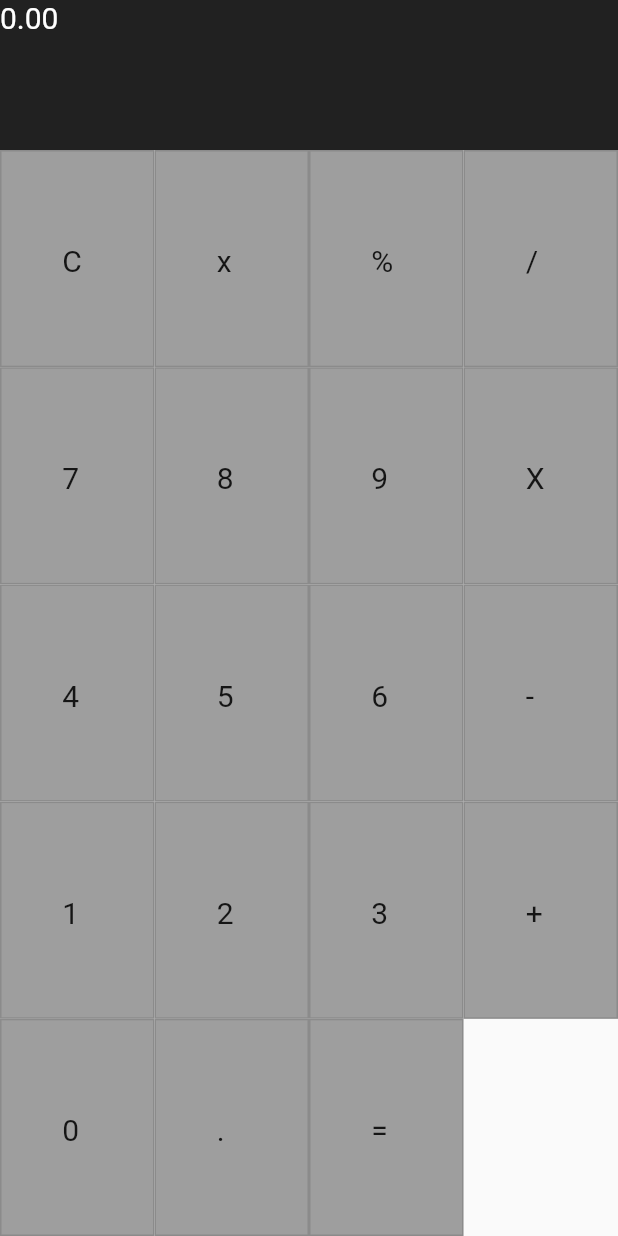
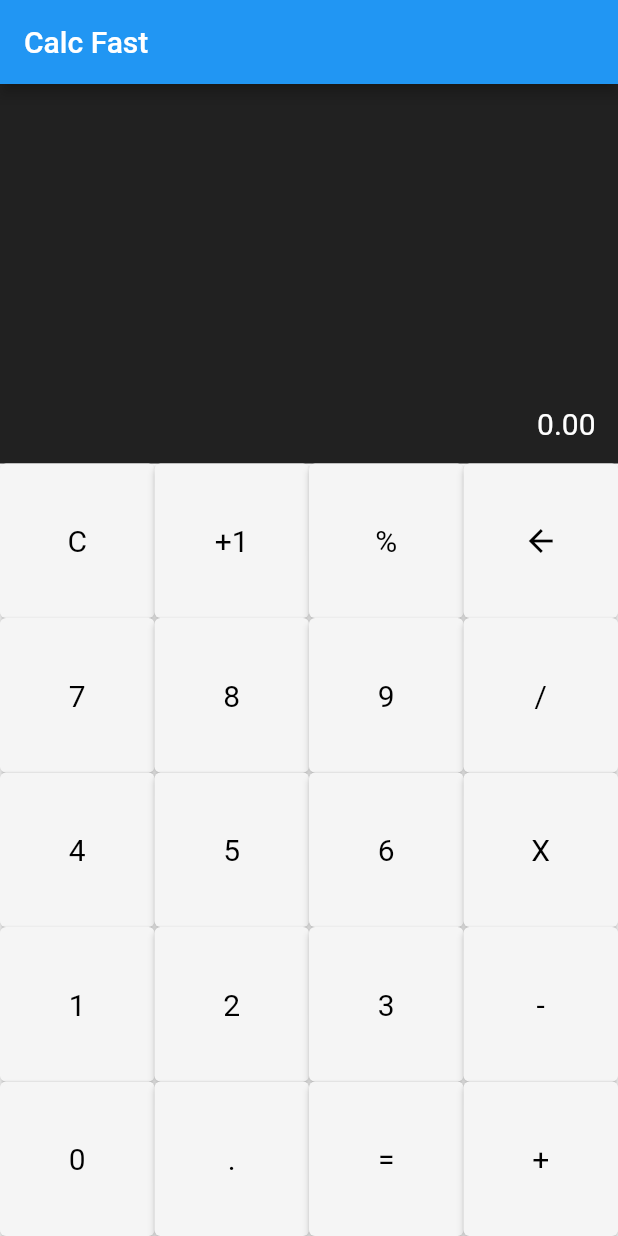
Before and after one commit to adrianosousagomes/app-calc-fast, a Flutter app: the screen it shows after launch, on a phone screen of 412 x 824 dp. Run offline on Flutter 3.47's test engine with Material 2 defaults, Android fonts, the phone set to English and light mode, and no system bars; our stand-ins replace math_expressions.

Commit message:
- Create provider; - Improvements UI; - add dependency math_expressions;

```diff
--- a/lib/main.dart
+++ b/lib/main.dart
@@ -1,6 +1,8 @@
 import 'package:calc_fast/pages/home.page.dart';
+import 'package:calc_fast/providers/calculator.provider.dart';
 import 'package:calc_fast/utils/AppRoutes.dart';
 import 'package:flutter/material.dart';
+import 'package:provider/provider.dart';
 
 void main() {
   runApp(const MyApp());
@@ -12,23 +14,19 @@ class MyApp extends StatelessWidget {
   // This widget is the root of your application.
   @override
   Widget build(BuildContext context) {
-    return MaterialApp(
-      title: 'Flutter Demo',
-      theme: ThemeData(
-        // This is the theme of your application.
-        //
-        // Try running your application with "flutter run". You'll see the
-        // application has a blue toolbar. Then, without quitting the app, try
-        // changing the primarySwatch below to Colors.green and then invoke
-        // "hot reload" (press "r" in the console where you ran "flutter run",
-        // or simply save your changes to "hot reload" in a Flutter IDE).
-        // Notice that the counter didn't reset back to zero; the application
-        // is not restarted.
-        primarySwatch: Colors.blue,
+    return MultiProvider(
+      providers: [
+        ChangeNotifierProvider(create: (_) => CalculatorProvider()),
+      ],
+      child: MaterialApp(
+        title: 'Flutter Demo',
+        theme: ThemeData(
+          primarySwatch: Colors.blue,
+        ),
+        routes: {
+          AppRoutes.HOME_PAGE: (ctx) => const HomePage(),
+        },
       ),
-      routes: {
-        AppRoutes.HOME_PAGE: (ctx) => HomePage(),
-      },
     );
   }
 }
--- a/lib/pages/home.page.dart
+++ b/lib/pages/home.page.dart
@@ -1,3 +1,4 @@
+import 'package:calc_fast/widgets/calculator.widget.dart';
 import 'package:flutter/material.dart';
 
 import '../widgets/button-calc.widget.dart';
@@ -8,64 +9,10 @@ class HomePage extends StatelessWidget {
   @override
   Widget build(BuildContext context) {
     return Scaffold(
-      // appBar: AppBar(
-      //   title: const Text('Calc Fast'),
-      // ),
-      body: Column(
-        children: [
-          Container(
-            width: double.infinity,
-            height: 100,
-            color: Colors.black87,
-            child: Text(
-              '0.00',
-              style: TextStyle(
-                fontSize: 20,
-                color: Colors.white,
-              ),
-            ),
-          ),
-          Row(
-            children: [
-              ButtonCalcWidget(text: 'C'),
-              ButtonCalcWidget(text: 'x'),
-              ButtonCalcWidget(text: '%'),
-              ButtonCalcWidget(text: '/'),
-            ],
-          ),
-          Row(
-            children: [
-              ButtonCalcWidget(text: '7'),
-              ButtonCalcWidget(text: '8'),
-              ButtonCalcWidget(text: '9'),
-              ButtonCalcWidget(text: 'X'),
-            ],
-          ),
-          Row(
-            children: [
-              ButtonCalcWidget(text: '4'),
-              ButtonCalcWidget(text: '5'),
-              ButtonCalcWidget(text: '6'),
-              ButtonCalcWidget(text: '-'),
-            ],
-          ),
-          Row(
-            children: [
-              ButtonCalcWidget(text: '1'),
-              ButtonCalcWidget(text: '2'),
-              ButtonCalcWidget(text: '3'),
-              ButtonCalcWidget(text: '+'),
-            ],
-          ),
-          Row(
-            children: [
-              ButtonCalcWidget(text: '0', large: true),
-              ButtonCalcWidget(text: '.'),
-              ButtonCalcWidget(text: '='),
-            ],
-          ),
-        ],
+      appBar: AppBar(
+        title: const Text('Calc Fast'),
       ),
+      body: const CalculatorWidget(),
     );
   }
 }
--- /dev/null
+++ b/lib/providers/calculator.provider.dart
@@ -0,0 +1,40 @@
+import 'package:flutter/foundation.dart';
+import 'package:math_expressions/math_expressions.dart';
+
+class CalculatorProvider with ChangeNotifier {
+  String displayValue;
+
+  CalculatorProvider({
+    this.displayValue = '0.00',
+  });
+
+  touchButton(String value) {
+    if (value == 'C') {
+      clearDisplay();
+    } else if (value == '=') {
+      evaluateExpression();
+    } else if (value == '<-') {
+      displayValue = displayValue.substring(0, displayValue.length - 1);
+    } else {
+      displayValue += value;
+    }
+    print(displayValue);
+    notifyListeners();
+  }
+
+  evaluateExpression() {
+    ContextModel cm = ContextModel();
+    Parser p = Parser();
+    Expression exp = p.parse(displayValue.replaceAll('X', '*'));
+    double eval = exp.evaluate(EvaluationType.REAL, cm);
+
+    displayValue = eval.toStringAsFixed(2);
+
+    print('Result: ' + eval.toString());
+  }
+
+  clearDisplay() {
+    displayValue = '';
+    notifyListeners();
+  }
+}
--- a/lib/widgets/button-calc.widget.dart
+++ b/lib/widgets/button-calc.widget.dart
@@ -1,63 +1,41 @@
 import 'package:flutter/material.dart';
+import 'package:provider/provider.dart';
+
+import '../providers/calculator.provider.dart';
 
 class ButtonCalcWidget extends StatelessWidget {
   final String text;
+  final Icon? icon;
   final Color color;
   final bool large;
 
   const ButtonCalcWidget({
     Key? key,
-    required this.text,
+    this.text = '',
+    this.icon,
     this.color = Colors.grey,
     this.large = false,
   }) : super(key: key);
 
+  touch(value) {
+    print(value);
+  }
+
   @override
   Widget build(BuildContext context) {
-    final sizeScreen = MediaQuery.of(context).size;
-    final widthSizeButton = (sizeScreen.width / 4);
-    final heightSizeButton = (sizeScreen.height - 100) / 5;
-    final borderSize = 1.0;
-    final textSize = 20.0;
-    final horizontalPaddingButtonSize =
-        (widthSizeButton.toDouble() - (textSize + (borderSize * 2))) / 2;
-
-    final verticalPaddingButtonSize =
-        (heightSizeButton.toDouble() - (textSize + (borderSize * 2))) / 2;
-
-    return Container(
-      // constraints: BoxConstraints(
-      //   minWidth: large ? widthSizeButton * 2 : widthSizeButton,
-      //   minHeight: 100,
-      // ),
-      decoration: BoxDecoration(
-        border: Border.all(color: Colors.black12, width: borderSize),
-        color: color,
-      ),
-      padding: EdgeInsets.only(
-        left: horizontalPaddingButtonSize,
-        right: horizontalPaddingButtonSize,
-        top: verticalPaddingButtonSize,
-        bottom: verticalPaddingButtonSize,
-      ),
-      child: Container(
-        width: textSize,
-        height: textSize,
-        child: Text(
-          text,
-          style: TextStyle(fontSize: textSize),
+    return ElevatedButton(
+      style: ElevatedButton.styleFrom(
+        primary: Colors.grey.shade100,
+        onPrimary: Colors.black,
+        textStyle: const TextStyle(
+          fontSize: 20,
         ),
       ),
+      onPressed: () {
+        Provider.of<CalculatorProvider>(context, listen: false)
+            .touchButton(text);
+      },
+      child: icon != null ? icon : Text(text),
     );
-
-    // return ElevatedButton(
-    //   style: ElevatedButton.styleFrom(
-    //     padding: const EdgeInsets.all(20),
-    //     primary: Colors.grey,
-    //     textStyle: TextStyle(fontSize: 30),
-    //   ),
-    //   onPressed: () {},
-    //   child: Text(text),
-    // );
   }
 }
--- /dev/null
+++ b/lib/widgets/calculator.widget.dart
@@ -0,0 +1,76 @@
+import 'package:flutter/material.dart';
+import 'package:provider/provider.dart';
+
+import '../providers/calculator.provider.dart';
+import 'button-calc.widget.dart';
+
+class CalculatorWidget extends StatelessWidget {
+  const CalculatorWidget({Key? key}) : super(key: key);
+
+  Widget display(BuildContext context) {
+    var calculatorProvider = Provider.of<CalculatorProvider>(context);
+
+    return Expanded(
+      child: Container(
+        width: double.infinity,
+        height: 300,
+        alignment: Alignment.bottomRight,
+        padding: const EdgeInsets.only(
+          top: 30,
+          left: 15,
+          right: 15,
+          bottom: 15,
+        ),
+        color: Colors.black87,
+        child: Text(
+          calculatorProvider.displayValue,
+          style: TextStyle(
+            fontSize: 20,
+            color: Colors.white,
+          ),
+        ),
+      ),
+    );
+  }
+
+  Widget keyboard() {
+    return GridView.count(
+      crossAxisCount: 4,
+      shrinkWrap: true,
+      padding: const EdgeInsets.all(0),
+      children: [
+        ButtonCalcWidget(text: 'C'),
+        ButtonCalcWidget(text: '+1'),
+        ButtonCalcWidget(text: '%'),
+        ButtonCalcWidget(text: '<-', icon: Icon(Icons.arrow_back)),
+        ButtonCalcWidget(text: '7'),
+        ButtonCalcWidget(text: '8'),
+        ButtonCalcWidget(text: '9'),
+        ButtonCalcWidget(text: '/'),
+        ButtonCalcWidget(text: '4'),
+        ButtonCalcWidget(text: '5'),
+        ButtonCalcWidget(text: '6'),
+        ButtonCalcWidget(text: 'X'),
+        ButtonCalcWidget(text: '1'),
+        ButtonCalcWidget(text: '2'),
+        ButtonCalcWidget(text: '3'),
+        ButtonCalcWidget(text: '-'),
+        ButtonCalcWidget(text: '0', large: true),
+        ButtonCalcWidget(text: '.'),
+        ButtonCalcWidget(text: '='),
+        ButtonCalcWidget(text: '+'),
+      ],
+    );
+  }
+
+  @override
+  Widget build(BuildContext context) {
+    return Column(
+      mainAxisAlignment: MainAxisAlignment.spaceBetween,
+      children: [
+        display(context),
+        keyboard(),
+      ],
+    );
+  }
+}
--- a/pubspec.yaml
+++ b/pubspec.yaml
@@ -29,6 +29,8 @@ environment:
 dependencies:
   flutter:
     sdk: flutter
+  provider: ^6.0.2
+  math_expressions: ^2.3.0
 
 
   # The following adds the Cupertino Icons font to your application.
```
Also changed, not shown: pubspec.lock.
